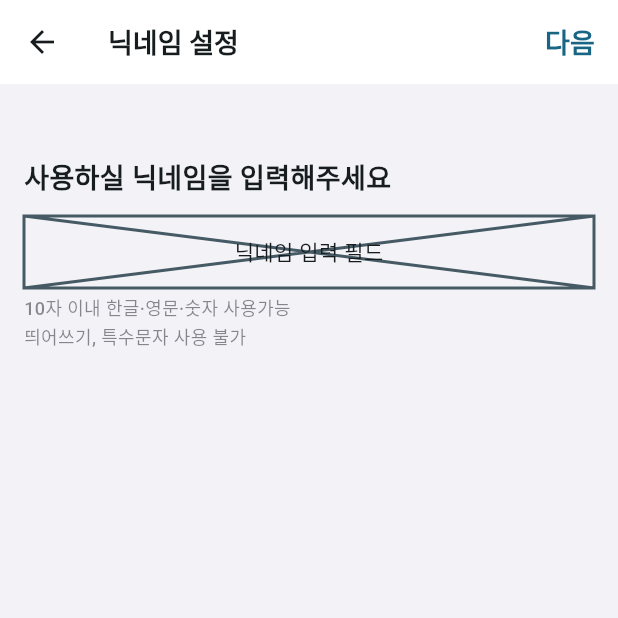
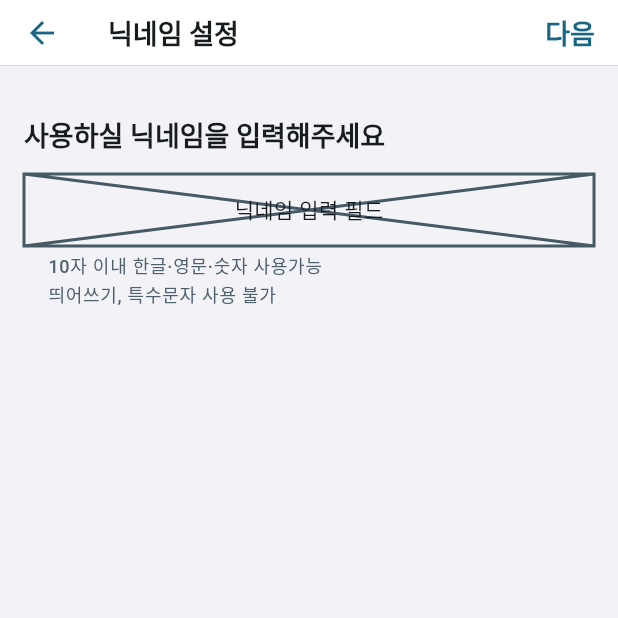
Before and after one commit to SNMac/StudioChance, a Flutter app: the NicknameView screen opened by its route, on a phone screen of 412 x 824 dp, the top half of it. Run offline on Flutter 3.47's test engine with Material 3 defaults, Android fonts, the phone set to English and light mode, and no system bars; our stand-ins replace cloud_firestore, firebase_auth, firebase_core, firebase_messaging, flutter_riverpod, flutter_svg and 7 more; missing offline and left inert: firebase_app_check, flutter_displaymode; accounts and stored records are empty; generated files the repository leaves out were written again; Roboto replaces fonts that are missing (Pretendard).

Commit message:
refactor: #1 - 플랫폼 분기처리 제거

```diff
--- a/lib/presentation/onboarding/views/nickname_view.dart
+++ b/lib/presentation/onboarding/views/nickname_view.dart
@@ -1,6 +1,3 @@
-import 'dart:io';
-
-import 'package:flutter/cupertino.dart';
 import 'package:flutter/material.dart';
 import 'package:flutter_riverpod/flutter_riverpod.dart';
 
@@ -11,43 +8,35 @@ class NicknameView extends ConsumerWidget {
 
   @override
   Widget build(BuildContext context, WidgetRef ref) {
-    // 타이틀 텍스트
-    const titleTextWidget = Text(
-      '닉네임 설정',
-      style: TextStyle(fontSize: 18, fontWeight: FontWeight.w600),
-    );
-
-    // '다음' 버튼 텍스트
-    const nextTextWidget = Text(
-      '다음',
-      style: TextStyle(fontSize: 18, fontWeight: FontWeight.w600),
-    );
-
-    void routeToRoleSelection() {
-      // TODO: 역할 선택 화면 전환
-    }
-
     void showExitDialog() {
       showAdaptiveDialog(
         context: context,
         builder: (context) => AlertDialog.adaptive(
-          title: const Text(
-            '로그인 화면으로 돌아가시겠어요?',
-            style: TextStyle(fontSize: 16, fontWeight: FontWeight.w600),
+          title: Text(
+            '로그인 화면으로 돌아갈까요?',
+            style: Theme.of(context).textTheme.titleLarge,
           ),
           actions: [
             TextButton(
               onPressed: () => Navigator.pop(context),
-              child: const Text('취소'),
+              child: Text(
+                '취소',
+                style: Theme.of(context).textTheme.titleLarge?.copyWith(
+                  color: Theme.of(context).colorScheme.primary,
+                  fontWeight: FontWeight.normal,
+                ),
+              ),
             ),
             TextButton(
               onPressed: () {
                 Navigator.pop(context);
                 ref.read(authUseCaseProvider).signOut();
               },
-              child: const Text(
+              child: Text(
                 '확인',
-                style: TextStyle(fontWeight: FontWeight.w600),
+                style: Theme.of(context).textTheme.titleLarge?.copyWith(
+                  color: Theme.of(context).colorScheme.primary,
+                ),
               ),
             ),
           ],
@@ -55,17 +44,50 @@ class NicknameView extends ConsumerWidget {
       );
     }
 
-    final bodyContent = SafeArea(
+    return PopScope(
+      canPop: false,
+      child: Scaffold(
+        appBar: PreferredSize(
+          preferredSize: Size.fromHeight(44),
+          child: AppBar(
+            title: Text(
+              '닉네임 설정',
+              style: Theme.of(context).textTheme.titleLarge,
+            ),
+            leading: BackButton(
+              onPressed: showExitDialog,
+              color: Theme.of(context).colorScheme.primary,
+            ),
+            shape: Border(
+              bottom: BorderSide(color: Color(0x4D000000), width: 0.33),
+            ),
+            actions: [
+              TextButton(
+                onPressed: () {
+                  // TODO: 역할 선택 화면 전환
+                },
+                child: Text(
+                  '다음',
+                  style: Theme.of(context).textTheme.titleLarge?.copyWith(
+                    color: Theme.of(context).colorScheme.primary,
+                  ),
+                ),
+              ),
+            ],
+          ),
+        ),
+
+        body: SafeArea(
           child: Padding(
-        padding: const EdgeInsets.all(16),
+            padding: const EdgeInsets.symmetric(horizontal: 16),
             child: Column(
               mainAxisAlignment: MainAxisAlignment.center,
               crossAxisAlignment: CrossAxisAlignment.stretch,
               children: [
                 const SizedBox(height: 32),
-            const Text(
+                Text(
                   '사용하실 닉네임을 입력해주세요',
-              style: TextStyle(fontSize: 18, fontWeight: FontWeight.w600),
+                  style: Theme.of(context).textTheme.titleLarge,
                 ),
                 const SizedBox(height: 12),
                 const SizedBox(
@@ -73,53 +95,20 @@ class NicknameView extends ConsumerWidget {
                   child: Placeholder(child: Center(child: Text('닉네임 입력 필드'))),
                 ),
                 const SizedBox(height: 4),
-            Text(
+                Padding(
+                  padding: const EdgeInsets.symmetric(horizontal: 16),
+                  child: Text(
                     "10자 이내 한글·영문·숫자 사용가능\n띄어쓰기, 특수문자 사용 불가",
-              style: TextStyle(
-                fontSize: 12,
-                color: CupertinoDynamicColor.resolve(
-                  CupertinoColors.secondaryLabel,
-                  context,
+                    style: Theme.of(context).textTheme.labelMedium?.copyWith(
+                      color: Theme.of(context).colorScheme.secondary,
                     ),
                   ),
                 ),
-            Spacer(),
+                const Spacer(),
               ],
             ),
           ),
-    );
-
-    return PopScope(
-      canPop: false,
-      child: Platform.isIOS
-          // iOS
-          ? CupertinoPageScaffold(
-              navigationBar: CupertinoNavigationBar(
-                automaticBackgroundVisibility: false,
-                middle: titleTextWidget,
-                leading: CupertinoNavigationBarBackButton(
-                  previousPageTitle: '로그인',
-                  onPressed: showExitDialog,
         ),
-                trailing: CupertinoButton(
-                  padding: const EdgeInsets.all(0.0),
-                  onPressed: routeToRoleSelection,
-                  child: nextTextWidget,
-                ),
-              ),
-              child: Material(
-                type: MaterialType.transparency,
-                child: bodyContent,
-              ),
-            )
-          // Android
-          : Scaffold(
-              appBar: AppBar(
-                title: titleTextWidget,
-                leading: BackButton(onPressed: showExitDialog),
-                actions: [TextButton(onPressed: routeToRoleSelection, child: nextTextWidget)],
-              ),
-              body: bodyContent,
       ),
     );
   }
```
Lines whose indentation alone changed are shown as unchanged.
